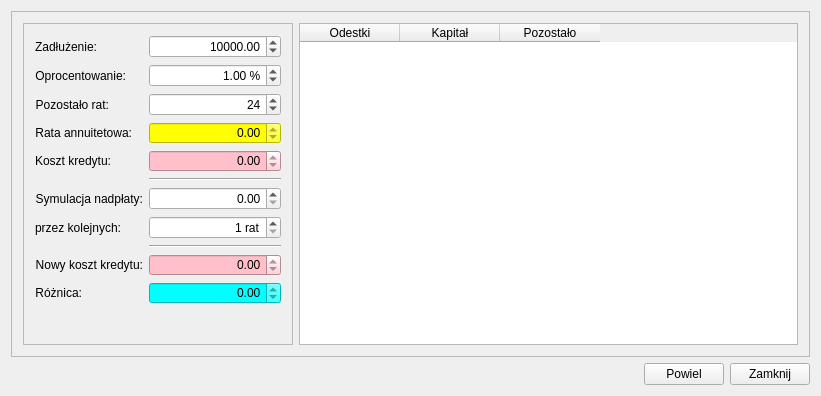
This is mainwindow.ui in tomplus/qraty as Qt 5 draws it before an edit. The edited form follows.
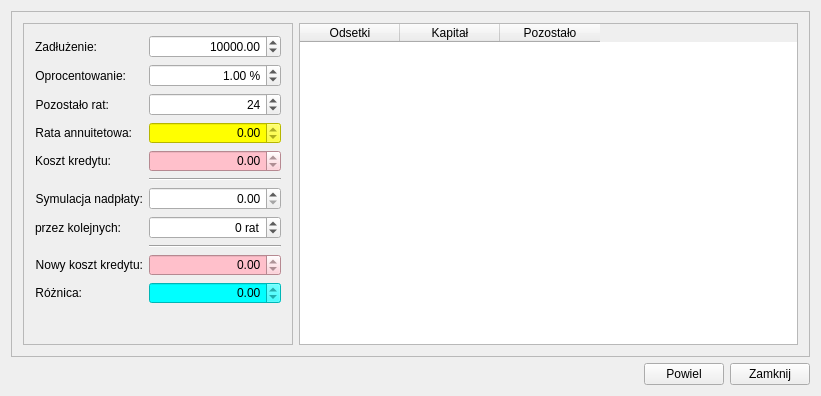
This is the edited form.

Diff of the .ui file:
```diff
--- a/mainwindow.ui
+++ b/mainwindow.ui
@@ -232,7 +232,7 @@
                <string> rat</string>
               </property>
               <property name="minimum">
-               <number>1</number>
+               <number>-1</number>
               </property>
               <property name="maximum">
                <number>999999</number>
@@ -332,7 +332,7 @@
            </property>
            <column>
             <property name="text">
-             <string>Odestki</string>
+             <string>Odsetki</string>
             </property>
             <property name="textAlignment">
              <set>AlignCenter</set>
```
Left out of the diff: 7 changed lines with no effect on the pictures.
